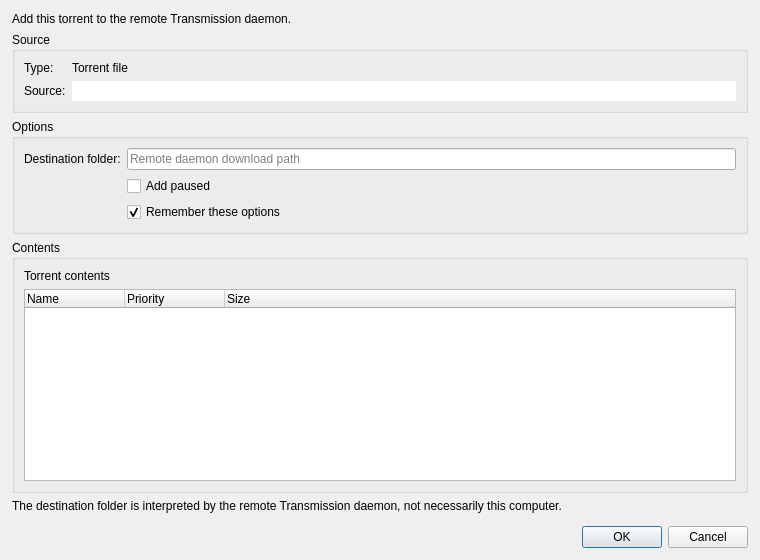
Qt form torrentadddialog.ui (mveinot/transmission-control) before a commit.
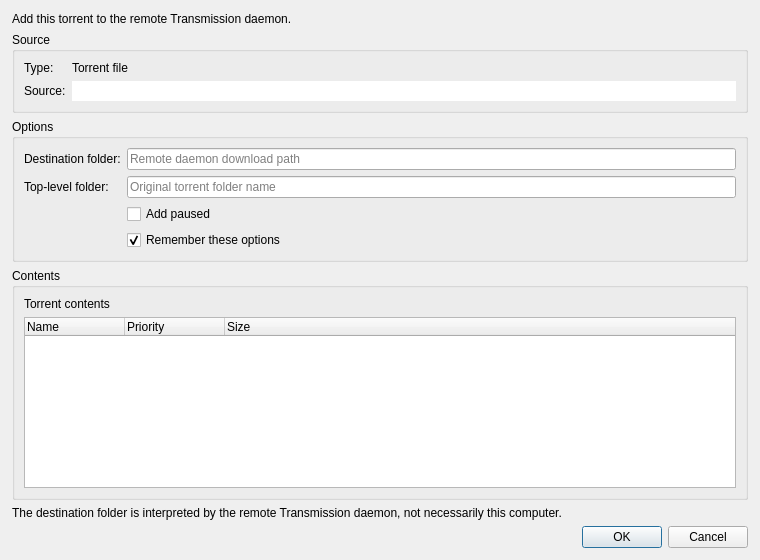
The same form after that commit.

Commit message:
Improve torrent importing and magnet details
Add Open Torrent URL, support top-level folder renaming for torrent-file adds, and present General-tab magnet links as bounded copyable labels with full tooltips.

```diff
--- a/torrentadddialog.ui
+++ b/torrentadddialog.ui
@@ -109,13 +109,30 @@
        </widget>
       </item>
       <item row="1" column="1">
+       <widget class="QLineEdit" name="editTopLevelFolder">
+        <property name="placeholderText">
+         <string>Original torrent folder name</string>
+        </property>
+        <property name="clearButtonEnabled">
+         <bool>true</bool>
+        </property>
+       </widget>
+      </item>
+      <item row="1" column="0">
+       <widget class="QLabel" name="labelTopLevelFolder">
+        <property name="text">
+         <string>Top-level folder:</string>
+        </property>
+       </widget>
+      </item>
+      <item row="2" column="1">
        <widget class="QCheckBox" name="checkStartPaused">
         <property name="text">
          <string>Add paused</string>
         </property>
        </widget>
       </item>
-      <item row="2" column="1">
+      <item row="3" column="1">
        <widget class="QCheckBox" name="checkRememberOptions">
         <property name="text">
          <string>Remember these options</string>
```
The commit also changes 9 other files.
